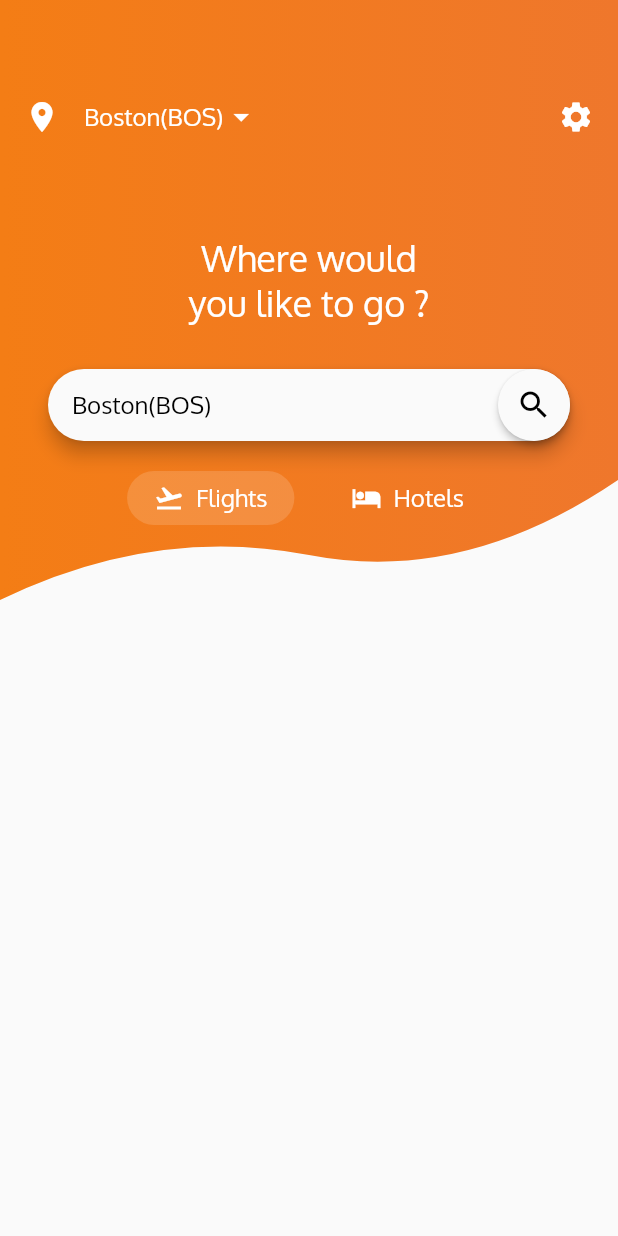
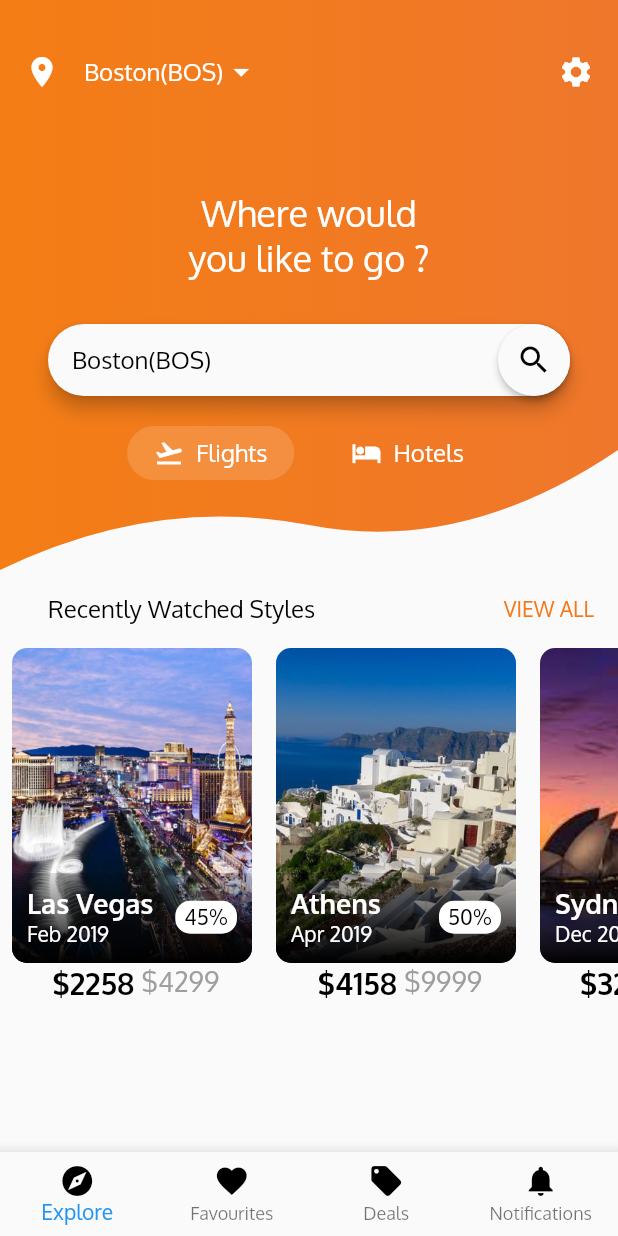
Before and after one commit to realsst1/flightApp, a Flutter app: the screen it shows after launch, on a phone screen of 412 x 824 dp. Run offline on Flutter 3.47's test engine with Material 2 defaults, Android fonts, the phone set to English and light mode, and no system bars.

Commit message:
bottom part added

```diff
--- /dev/null
+++ b/lib/CustomAppBar.dart
@@ -0,0 +1,44 @@
+import 'package:flutter/material.dart';
+
+class CustomAppBar extends StatelessWidget {
+
+  final List<BottomNavigationBarItem> list=[];
+
+  CustomAppBar(){
+    list.add(
+        BottomNavigationBarItem(
+            title: Text("Explore",style: TextStyle(color: Colors.black),),
+            icon: Icon(Icons.explore,color: Colors.black,)
+        ),
+    );
+    list.add(
+      BottomNavigationBarItem(
+          title: Text("Favourites",style: TextStyle(color: Colors.black),),
+          icon: Icon(Icons.favorite,color: Colors.black,)
+      ),
+    );
+    list.add(
+      BottomNavigationBarItem(
+          title: Text("Deals",style: TextStyle(color: Colors.black),),
+          icon: Icon(Icons.local_offer,color: Colors.black,)
+      ),
+    );
+    list.add(
+      BottomNavigationBarItem(
+          title: Text("Notifications",style: TextStyle(color: Colors.black),),
+          icon: Icon(Icons.notifications,color: Colors.black,)
+      ),
+    );
+  }
+
+  @override
+  Widget build(BuildContext context) {
+    return Material(
+      elevation: 10.0,
+      child: BottomNavigationBar(
+        items: list,
+        type: BottomNavigationBarType.fixed,
+      ),
+    );
+  }
+}
--- a/lib/main.dart
+++ b/lib/main.dart
@@ -1,3 +1,5 @@
+import 'package:flight/CustomAppBar.dart';
+import 'package:flutter/cupertino.dart';
 import 'package:flutter/material.dart';
 
 import 'CustomShapeClipper.dart';
@@ -28,10 +30,15 @@ class HomeScreen extends StatelessWidget {
   @override
   Widget build(BuildContext context) {
     return Scaffold(
-      body: Column(
-        children: <Widget>[
-          HomeScreenTopPart()
-        ],
+      resizeToAvoidBottomInset: false,
+      bottomNavigationBar: CustomAppBar(),
+      body: SingleChildScrollView(
+        child: Column(
+          children: <Widget>[
+            HomeScreenTopPart(),
+            HomeScreenBottomPart()
+          ],
+        ),
       ),
     );
   }
@@ -54,7 +61,7 @@ class _HomeScreenTopPartState extends State<HomeScreenTopPart> {
         ClipPath(
           clipper: CustomShapeClipper(),
           child: Container(
-            height: 400.0,
+            height: 380.0,
             decoration: BoxDecoration(
               gradient: LinearGradient(
                 colors: [
@@ -66,7 +73,7 @@ class _HomeScreenTopPartState extends State<HomeScreenTopPart> {
             child: Column(
               children: <Widget>[
                 SizedBox(
-                  height: 50.0,
+                  height: 20.0,
                 ),
                 Padding(
                   padding: const EdgeInsets.all(16.0),
@@ -208,3 +215,161 @@ class _ChoiceChipState extends State<ChoiceChip> {
     );
   }
 }
+
+List<CityCard> cityList=[
+  CityCard("assets/images/lasvegas.jpg","Las Vegas","Feb 2019","45","4299","2258"),
+  CityCard("assets/images/athens.jpg","Athens","Apr 2019","50","9999","4158"),
+  CityCard("assets/images/sydney.jpeg","Sydney","Dec 2018","48","6999","3258"),
+];
+
+
+class HomeScreenBottomPart extends StatefulWidget {
+  @override
+  _HomeScreenBottomPartState createState() => _HomeScreenBottomPartState();
+}
+
+class _HomeScreenBottomPartState extends State<HomeScreenBottomPart> {
+  @override
+  Widget build(BuildContext context) {
+    return Column(
+      children: <Widget>[
+        Container(
+          padding: EdgeInsets.all(16.0),
+          child: Row(
+            mainAxisSize: MainAxisSize.max,
+            mainAxisAlignment: MainAxisAlignment.spaceBetween,
+            children: <Widget>[
+              SizedBox(width: 16.0,),
+              Text("Recently Watched Styles",style: dropDownMenuItemStyle,),
+              Spacer(),
+              Text("VIEW ALL",style: TextStyle(fontSize: 14.0,color: theme.primaryColor),)
+            ],
+          ),
+        ),
+        Container(
+          height: 300.0,
+          child: ListView(
+            scrollDirection: Axis.horizontal,
+            children:cityList
+          ),
+        )
+      ],
+    );
+  }
+}
+
+
+
+class CityCard extends StatefulWidget {
+
+  final String imagePath,cityName,monthYear,discount,oldPrice,newPrice;
+
+  CityCard(this.imagePath,this.cityName,this.monthYear,this.discount,this.oldPrice,this.newPrice);
+
+  @override
+  _CityCardState createState() => _CityCardState();
+}
+
+class _CityCardState extends State<CityCard> {
+  @override
+  Widget build(BuildContext context) {
+    return Padding(
+      padding: const EdgeInsets.symmetric(horizontal:8.0),
+      child: Column(
+        children: <Widget>[
+          ClipRRect(
+            borderRadius: BorderRadius.all(Radius.circular(10.0)),
+            child: Stack(
+              children: <Widget>[
+                Container(
+                  height: 210.0,
+                  width: 160.0,
+                  child: Image.asset(widget.imagePath,fit: BoxFit.cover,),
+                ),
+                Positioned(
+                  left: 0.0,
+                  bottom: 0.0,
+                  width: 160.0,
+                  height: 60.0,
+                  child: Container(
+                    decoration: BoxDecoration(
+                      gradient: LinearGradient(
+                        begin: Alignment.bottomCenter,
+                        end: Alignment.topCenter,
+                        colors: [
+                          Colors.black,
+                          Colors.black12
+                        ]
+                      )
+                    ),
+                  ),
+                ),
+                Positioned(
+                  left: 10.0,
+                  bottom: 10.0,
+                  right: 10.0,
+                  child: Row(
+                    mainAxisSize: MainAxisSize.max,
+                    mainAxisAlignment: MainAxisAlignment.spaceBetween,
+                    children: <Widget>[
+                      Column(
+                        crossAxisAlignment: CrossAxisAlignment.start,
+                        children: <Widget>[
+                          Text(widget.cityName,style: TextStyle(color: Colors.white,fontWeight: FontWeight.bold,fontSize: 18.0),),
+                          Text(widget.monthYear,style: TextStyle(color: Colors.white,fontWeight: FontWeight.normal,fontSize: 14.0))
+                        ],
+                      ),
+                      Container(
+                        padding: EdgeInsets.symmetric(horizontal: 6.0,vertical: 2.0),
+                        decoration: BoxDecoration(
+                          color: Colors.white,
+                          shape: BoxShape.rectangle,
+                          borderRadius: BorderRadius.all(Radius.circular(10.0))
+                        ),
+                          child: Text(
+                            widget.discount+"%",
+                            style: TextStyle(
+                              fontSize: 14.0,
+                              color: Colors.black
+                            ),
+                          )
+                      )
+                    ],
+                  ),
+                )
+              ],
+            ),
+          ),
+          Row(
+            mainAxisAlignment: MainAxisAlignment.start,
+            mainAxisSize: MainAxisSize.max,
+            children: <Widget>[
+              SizedBox(
+                width: 5.0,
+              ),
+              Text(
+                "\$"+widget.newPrice,
+                style: TextStyle(
+                  color: Colors.black,
+                  fontWeight: FontWeight.bold,
+                  fontSize: 20.0
+                )
+              ),
+              SizedBox(
+                width: 5.0,
+              ),
+              Text(
+                "\$"+widget.oldPrice,
+                style: TextStyle(
+                  color: Colors.grey,
+                  fontWeight: FontWeight.normal,
+                  fontSize:18.0
+                ),
+              )
+            ],
+          )
+        ],
+      ),
+    );
+  }
+}
```
